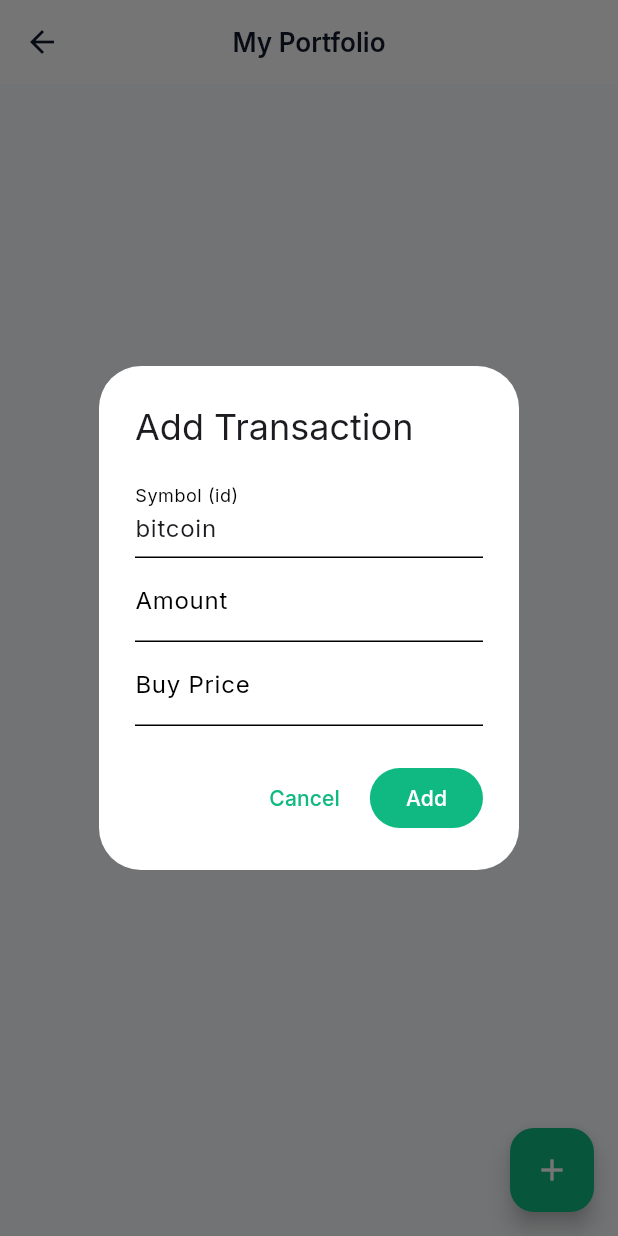
After one commit to ansar7787/quant_ai, a Flutter app: the PortfolioPage screen opened directly, after a tap on the "add" icon, on a phone screen of 412 x 824 dp. The commit adds this screen. Run offline on Flutter 3.47's test engine with Material 3 defaults, Android fonts, the phone set to English and light mode, and no system bars; our stand-ins replace dartz, dio, drift, equatable, flutter_bloc, flutter_screenutil and 7 more; accounts and stored records are empty; generated files the repository leaves out were written again; network calls fail.

Commit message:
Feat: Implement Portfolio Feature (Drift DB, BLoC, UI)

```diff
--- /dev/null
+++ b/lib/core/database/app_database.dart
@@ -0,0 +1,89 @@
+import 'dart:io';
+
+import 'package:drift/drift.dart';
+import 'package:drift/native.dart';
+import 'package:injectable/injectable.dart';
+import 'package:path_provider/path_provider.dart';
+import 'package:path/path.dart' as p;
+
+part 'app_database.g.dart';
+
+class PortfolioTable extends Table {
+  TextColumn get symbol => text()();
+  TextColumn get name => text()();
+  TextColumn get image => text()();
+  RealColumn get amount => real()();
+  RealColumn get totalCost => real()(); // Store total cost to calculate average
+
+  @override
+  Set<Column> get primaryKey => {symbol};
+}
+
+@lazySingleton
+@DriftDatabase(tables: [PortfolioTable])
+class AppDatabase extends _$AppDatabase {
+  AppDatabase() : super(_openConnection());
+
+  @override
+  int get schemaVersion => 1;
+
+  Future<List<PortfolioTableData>> getAllAssets() =>
+      select(portfolioTable).get();
+
+  Future<void> addTransaction(
+    String symbol,
+    String name,
+    String image,
+    double amount,
+    double price,
+  ) async {
+    final cost = amount * price;
+
+    // Check if asset exists
+    final exists = await (select(
+      portfolioTable,
+    )..where((t) => t.symbol.equals(symbol))).getSingleOrNull();
+
+    if (exists != null) {
+      // Update existing
+      final newAmount = exists.amount + amount;
+      final newCost = exists.totalCost + cost;
+
+      // If sell results in 0 or less, delete (simplified logic)
+      if (newAmount <= 0) {
+        await (delete(
+          portfolioTable,
+        )..where((t) => t.symbol.equals(symbol))).go();
+      } else {
+        await update(portfolioTable).replace(
+          PortfolioTableCompanion(
+            symbol: Value(symbol),
+            name: Value(name),
+            image: Value(image),
+            amount: Value(newAmount),
+            totalCost: Value(newCost),
+          ),
+        );
+      }
+    } else {
+      // Insert new
+      await into(portfolioTable).insert(
+        PortfolioTableCompanion.insert(
+          symbol: symbol,
+          name: name,
+          image: image,
+          amount: amount,
+          totalCost: cost,
+        ),
+      );
+    }
+  }
+}
+
+LazyDatabase _openConnection() {
+  return LazyDatabase(() async {
+    final dbFolder = await getApplicationDocumentsDirectory();
+    final file = File(p.join(dbFolder.path, 'quant_ai.sqlite'));
+    return NativeDatabase(file);
+  });
+}
--- a/lib/features/home/presentation/pages/home_page.dart
+++ b/lib/features/home/presentation/pages/home_page.dart
@@ -1,5 +1,6 @@
 import 'package:flutter/material.dart';
 import 'package:quant_ai/features/market/presentation/pages/market_page.dart';
+import 'package:quant_ai/features/portfolio/presentation/pages/portfolio_page.dart';
 
 class HomePage extends StatefulWidget {
   const HomePage({super.key});
@@ -13,7 +14,7 @@ class _HomePageState extends State<HomePage> {
 
   final List<Widget> _pages = [
     const MarketPage(),
-    const Center(child: Text("Portfolio Page (Coming Soon)")),
+    const PortfolioPage(),
     const Center(child: Text("AI Chat (Coming Soon)")),
   ];
 
--- /dev/null
+++ b/lib/features/portfolio/data/repositories/portfolio_repository_impl.dart
@@ -0,0 +1,49 @@
+import 'package:dartz/dartz.dart';
+import 'package:injectable/injectable.dart';
+import 'package:quant_ai/core/database/app_database.dart';
+import 'package:quant_ai/core/error/failures.dart';
+import 'package:quant_ai/features/portfolio/domain/entities/asset.dart';
+import 'package:quant_ai/features/portfolio/domain/repositories/portfolio_repository.dart';
+
+@LazySingleton(as: PortfolioRepository)
+class PortfolioRepositoryImpl implements PortfolioRepository {
+  final AppDatabase _db;
+
+  PortfolioRepositoryImpl(this._db);
+
+  @override
+  Future<Either<Failure, List<Asset>>> getPortfolio() async {
+    try {
+      final rows = await _db.getAllAssets();
+      final assets = rows.map((row) {
+        return Asset(
+          id: row.symbol,
+          symbol: row.symbol,
+          name: row.name,
+          image: row.image,
+          amount: row.amount,
+          averagePrice: row.totalCost / row.amount,
+        );
+      }).toList();
+      return Right(assets);
+    } catch (e) {
+      return Left(CacheFailure('Failed to load portfolio'));
+    }
+  }
+
+  @override
+  Future<Either<Failure, void>> addTransaction({
+    required String symbol,
+    required String name,
+    required String image,
+    required double amount,
+    required double price,
+  }) async {
+    try {
+      await _db.addTransaction(symbol, name, image, amount, price);
+      return const Right(null);
+    } catch (e) {
+      return Left(CacheFailure('Failed to add transaction'));
+    }
+  }
+}
--- /dev/null
+++ b/lib/features/portfolio/domain/entities/asset.dart
@@ -0,0 +1,31 @@
+import 'package:equatable/equatable.dart';
+
+class Asset extends Equatable {
+  final String id; // Use symbol as ID for simplicity
+  final String symbol;
+  final String name;
+  final String image;
+  final double amount;
+  final double averagePrice;
+
+  const Asset({
+    required this.id,
+    required this.symbol,
+    required this.name,
+    required this.image,
+    required this.amount,
+    required this.averagePrice,
+  });
+
+  // Helper to calculate total value given current price
+  double totalValue(double currentPrice) => amount * currentPrice;
+
+  // Helper to calculate profit/loss
+  double profitLoss(double currentPrice) =>
+      totalValue(currentPrice) - costBasis;
+
+  double get costBasis => amount * averagePrice;
+
+  @override
+  List<Object> get props => [id, symbol, name, image, amount, averagePrice];
+}
--- /dev/null
+++ b/lib/features/portfolio/domain/repositories/portfolio_repository.dart
@@ -0,0 +1,14 @@
+import 'package:dartz/dartz.dart';
+import 'package:quant_ai/core/error/failures.dart';
+import 'package:quant_ai/features/portfolio/domain/entities/asset.dart';
+
+abstract class PortfolioRepository {
+  Future<Either<Failure, List<Asset>>> getPortfolio();
+  Future<Either<Failure, void>> addTransaction({
+    required String symbol,
+    required String name,
+    required String image,
+    required double amount,
+    required double price,
+  });
+}
--- /dev/null
+++ b/lib/features/portfolio/domain/usecases/add_transaction.dart
@@ -0,0 +1,43 @@
+import 'package:dartz/dartz.dart';
+import 'package:equatable/equatable.dart';
+import 'package:injectable/injectable.dart';
+import 'package:quant_ai/core/error/failures.dart';
+import 'package:quant_ai/core/usecase/usecase.dart';
+import 'package:quant_ai/features/portfolio/domain/repositories/portfolio_repository.dart';
+
+class TransactionParams extends Equatable {
+  final String symbol;
+  final String name;
+  final String image;
+  final double amount;
+  final double price;
+
+  const TransactionParams({
+    required this.symbol,
+    required this.name,
+    required this.image,
+    required this.amount,
+    required this.price,
+  });
+
+  @override
+  List<Object> get props => [symbol, name, image, amount, price];
+}
+
+@lazySingleton
+class AddTransaction implements UseCase<void, TransactionParams> {
+  final PortfolioRepository repository;
+
+  AddTransaction(this.repository);
+
+  @override
+  Future<Either<Failure, void>> call(TransactionParams params) async {
+    return await repository.addTransaction(
+      symbol: params.symbol,
+      name: params.name,
+      image: params.image,
+      amount: params.amount,
+      price: params.price,
+    );
+  }
+}
--- /dev/null
+++ b/lib/features/portfolio/domain/usecases/get_portfolio.dart
@@ -0,0 +1,18 @@
+import 'package:dartz/dartz.dart';
+import 'package:injectable/injectable.dart';
+import 'package:quant_ai/core/error/failures.dart';
+import 'package:quant_ai/core/usecase/usecase.dart';
+import 'package:quant_ai/features/portfolio/domain/entities/asset.dart';
+import 'package:quant_ai/features/portfolio/domain/repositories/portfolio_repository.dart';
+
+@lazySingleton
+class GetPortfolio implements UseCase<List<Asset>, NoParams> {
+  final PortfolioRepository repository;
+
+  GetPortfolio(this.repository);
+
+  @override
+  Future<Either<Failure, List<Asset>>> call(NoParams params) async {
+    return await repository.getPortfolio();
+  }
+}
--- /dev/null
+++ b/lib/features/portfolio/presentation/bloc/portfolio_bloc.dart
@@ -0,0 +1,52 @@
+import 'package:flutter_bloc/flutter_bloc.dart';
+import 'package:equatable/equatable.dart';
+import 'package:injectable/injectable.dart';
+import 'package:quant_ai/core/usecase/usecase.dart';
+import 'package:quant_ai/features/portfolio/domain/entities/asset.dart';
+import 'package:quant_ai/features/portfolio/domain/usecases/add_transaction.dart';
+import 'package:quant_ai/features/portfolio/domain/usecases/get_portfolio.dart';
+
+part 'portfolio_event.dart';
+part 'portfolio_state.dart';
+
+@injectable
+class PortfolioBloc extends Bloc<PortfolioEvent, PortfolioState> {
+  final GetPortfolio _getPortfolio;
+  final AddTransaction _addTransaction;
+
+  PortfolioBloc(this._getPortfolio, this._addTransaction)
+    : super(PortfolioInitial()) {
+    on<PortfolioRequested>(_onPortfolioRequested);
+    on<PortfolioTransactionAdded>(_onTransactionAdded);
+  }
+
+  Future<void> _onPortfolioRequested(
+    PortfolioRequested event,
+    Emitter<PortfolioState> emit,
+  ) async {
+    emit(PortfolioLoading());
+    final result = await _getPortfolio(NoParams());
+    result.fold(
+      (failure) => emit(PortfolioError(failure.message)),
+      (assets) => emit(PortfolioLoaded(assets)),
+    );
+  }
+
+  Future<void> _onTransactionAdded(
+    PortfolioTransactionAdded event,
+    Emitter<PortfolioState> emit,
+  ) async {
+    // Optimistic or waiting approach? Let's just reload for now.
+    await _addTransaction(
+      TransactionParams(
+        symbol: event.symbol,
+        name: event.name,
+        image: event.image,
+        amount: event.amount,
+        price: event.price,
+      ),
+    );
+    // Reload portfolio
+    add(PortfolioRequested());
+  }
+}
--- /dev/null
+++ b/lib/features/portfolio/presentation/bloc/portfolio_event.dart
@@ -0,0 +1,29 @@
+part of 'portfolio_bloc.dart';
+
+abstract class PortfolioEvent extends Equatable {
+  const PortfolioEvent();
+
+  @override
+  List<Object> get props => [];
+}
+
+class PortfolioRequested extends PortfolioEvent {}
+
+class PortfolioTransactionAdded extends PortfolioEvent {
+  final String symbol;
+  final String name;
+  final String image;
+  final double amount;
+  final double price;
+
+  const PortfolioTransactionAdded({
+    required this.symbol,
+    required this.name,
+    required this.image,
+    required this.amount,
+    required this.price,
+  });
+
+  @override
+  List<Object> get props => [symbol, name, image, amount, price];
+}
--- /dev/null
+++ b/lib/features/portfolio/presentation/bloc/portfolio_state.dart
@@ -0,0 +1,30 @@
+part of 'portfolio_bloc.dart';
+
+abstract class PortfolioState extends Equatable {
+  const PortfolioState();
+
+  @override
+  List<Object> get props => [];
+}
+
+class PortfolioInitial extends PortfolioState {}
+
+class PortfolioLoading extends PortfolioState {}
+
+class PortfolioLoaded extends PortfolioState {
+  final List<Asset> assets;
+
+  const PortfolioLoaded(this.assets);
+
+  @override
+  List<Object> get props => [assets];
+}
+
+class PortfolioError extends PortfolioState {
+  final String message;
+
+  const PortfolioError(this.message);
+
+  @override
+  List<Object> get props => [message];
+}
--- /dev/null
+++ b/lib/features/portfolio/presentation/pages/portfolio_page.dart
@@ -0,0 +1,262 @@
+import 'package:fl_chart/fl_chart.dart';
+import 'package:flutter/material.dart';
+import 'package:flutter_bloc/flutter_bloc.dart';
+import 'package:flutter_screenutil/flutter_screenutil.dart';
+import 'package:quant_ai/di/injection.dart';
+import 'package:quant_ai/features/portfolio/domain/entities/asset.dart';
+import 'package:quant_ai/features/portfolio/presentation/bloc/portfolio_bloc.dart';
+
+class PortfolioPage extends StatelessWidget {
+  const PortfolioPage({super.key});
+
+  @override
+  Widget build(BuildContext context) {
+    return BlocProvider(
+      create: (context) => getIt<PortfolioBloc>()..add(PortfolioRequested()),
+      child: Scaffold(
+        appBar: AppBar(title: const Text('My Portfolio')),
+        body: BlocBuilder<PortfolioBloc, PortfolioState>(
+          builder: (context, state) {
+            if (state is PortfolioLoading) {
+              return const Center(child: CircularProgressIndicator());
+            } else if (state is PortfolioError) {
+              return Center(child: Text(state.message));
+            } else if (state is PortfolioLoaded) {
+              final assets = state.assets;
+              if (assets.isEmpty) {
+                return const Center(
+                  child: Text('No assets yet. Buy some crypto!'),
+                );
+              }
+              return SingleChildScrollView(
+                padding: EdgeInsets.all(16.w),
+                child: Column(
+                  children: [
+                    _PortfolioChart(assets: assets),
+                    SizedBox(height: 24.h),
+                    ListView.separated(
+                      shrinkWrap: true,
+                      physics: const NeverScrollableScrollPhysics(),
+                      itemCount: assets.length,
+                      separatorBuilder: (context, index) =>
+                          SizedBox(height: 12.h),
+                      itemBuilder: (context, index) {
+                        return _AssetItem(asset: assets[index]);
+                      },
+                    ),
+                  ],
+                ),
+              );
+            }
+            return const SizedBox.shrink();
+          },
+        ),
+        floatingActionButton: Builder(
+          builder: (context) {
+            return FloatingActionButton(
+              onPressed: () async {
+                final result = await showDialog<Map<String, dynamic>>(
+                  context: context,
+                  builder: (context) => const _AddTransactionDialog(),
+                );
+
+                if (result != null && context.mounted) {
+                  context.read<PortfolioBloc>().add(
+                    PortfolioTransactionAdded(
+                      symbol: result['symbol'],
+                      name: result['symbol']
+                          .toString()
+                          .toUpperCase(), // Simulating name fetch
+                      image:
+                          "https://assets.coingecko.com/coins/images/1/large/bitcoin.png", // Placeholder
+                      amount: result['amount'],
+                      price: result['price'],
+                    ),
+                  );
+                }
+              },
+              child: const Icon(Icons.add),
+            );
+          },
+        ),
+      ),
+    );
+  }
+}
+
+class _PortfolioChart extends StatelessWidget {
+  final List<Asset> assets;
+
+  const _PortfolioChart({required this.assets});
+
+  @override
+  Widget build(BuildContext context) {
+    // Determine sections for Pie Chart
+    final totalValue = assets.fold(0.0, (sum, asset) => sum + asset.costBasis);
+
+    return SizedBox(
+      height: 200.h,
+      child: PieChart(
+        PieChartData(
+          sectionsSpace: 2,
+          centerSpaceRadius: 40,
+          sections: assets.map((asset) {
+            final value = asset.costBasis;
+            final percentage = (value / totalValue) * 100;
+            return PieChartSectionData(
+              color: Colors
+                  .primaries[assets.indexOf(asset) % Colors.primaries.length],
+              value: value,
+              title: '${percentage.toStringAsFixed(0)}%',
+              radius: 50,
+              titleStyle: TextStyle(
+                fontSize: 12.sp,
+                fontWeight: FontWeight.bold,
+                color: Colors.white,
+              ),
+            );
+          }).toList(),
+        ),
+      ),
+    );
+  }
+}
+
+class _AssetItem extends StatelessWidget {
+  final Asset asset;
+
+  const _AssetItem({required this.asset});
+
+  @override
+  Widget build(BuildContext context) {
+    return Container(
+      padding: EdgeInsets.all(16.w),
+      decoration: BoxDecoration(
+        color: Theme.of(context).cardColor,
+        borderRadius: BorderRadius.circular(12),
+        boxShadow: [
+          BoxShadow(
+            color: Colors.black.withOpacity(0.05),
+            blurRadius: 10,
+            offset: const Offset(0, 4),
+          ),
+        ],
+      ),
+      child: Row(
+        children: [
+          Image.network(
+            asset.image,
+            width: 32.w,
+            height: 32.w,
+            errorBuilder: (_, __, ___) => const Icon(Icons.error),
+          ),
+          SizedBox(width: 12.w),
+          Expanded(
+            child: Column(
+              crossAxisAlignment: CrossAxisAlignment.start,
+              children: [
+                Text(
+                  asset.name,
+                  style: Theme.of(context).textTheme.titleMedium?.copyWith(
+                    fontWeight: FontWeight.bold,
+                  ),
+                ),
+                Text(
+                  '${asset.amount} ${asset.symbol.toUpperCase()}',
+                  style: Theme.of(
+                    context,
+                  ).textTheme.bodySmall?.copyWith(color: Colors.grey),
+                ),
+              ],
+            ),
+          ),
+          Column(
+            crossAxisAlignment: CrossAxisAlignment.end,
+            children: [
+              Text(
+                '\$${asset.costBasis.toStringAsFixed(2)}',
+                style: Theme.of(
+                  context,
+                ).textTheme.titleMedium?.copyWith(fontWeight: FontWeight.bold),
+              ),
+              Text(
+                'Avg: \$${asset.averagePrice.toStringAsFixed(2)}',
+                style: Theme.of(
+                  context,
+                ).textTheme.bodySmall?.copyWith(color: Colors.grey),
+              ),
+            ],
+          ),
+        ],
+      ),
+    );
+  }
+}
+
+class _AddTransactionDialog extends StatefulWidget {
+  const _AddTransactionDialog();
+
+  @override
+  State<_AddTransactionDialog> createState() => _AddTransactionDialogState();
+}
+
+class _AddTransactionDialogState extends State<_AddTransactionDialog> {
+  final _symbolController = TextEditingController(text: 'bitcoin');
+  final _amountController = TextEditingController();
+  final _priceController = TextEditingController();
+
+  @override
+  Widget build(BuildContext context) {
+    return AlertDialog(
+      title: const Text('Add Transaction'),
+      content: Column(
+        mainAxisSize: MainAxisSize.min,
+        children: [
+          TextField(
+            controller: _symbolController,
+            decoration: const InputDecoration(labelText: 'Symbol (id)'),
+          ),
+          TextField(
+            controller: _amountController,
+            decoration: const InputDecoration(labelText: 'Amount'),
+            keyboardType: TextInputType.number,
+          ),
+          TextField(
+            controller: _priceController,
+            decoration: const InputDecoration(labelText: 'Buy Price'),
+            keyboardType: TextInputType.number,
+          ),
+        ],
+      ),
+      actions: [
+        TextButton(
+          onPressed: () => Navigator.pop(context),
+          child: const Text('Cancel'),
+        ),
+        FilledButton(
+          onPressed: () {
+            // Hacky way to access bloc from dialog for demo
+            // In real app, pass bloc or use callback
+            final symbol = _symbolController.text;
+            final amount = double.tryParse(_amountController.text) ?? 0;
+            final price = double.tryParse(_priceController.text) ?? 0;
+
+            if (symbol.isNotEmpty && amount > 0 && price > 0) {
+              // Note: We need the context from the Page, not the Dialog.
+              // This part specifically needs the BlocProvider context.
+              // For simplicity in this demo, we assume the user triggers this from the FAB which has context.
+              // But wait, showDialog context doesn't have the Bloc Provider if it's above the page.
+              // We'll need to wrap the dialog execution where the Bloc is available.
+              Navigator.pop(context, {
+                'symbol': symbol,
+                'amount': amount,
+                'price': price,
+              });
+            }
+          },
+          child: const Text('Add'),
+        ),
+      ],
+    );
+  }
+}
```
Also changed, not shown: lib/core/database/database_module.dart (added, +8 -0 lines), lib/core/database/app_database.g.dart (added), lib/di/injection.config.dart (deleted).
